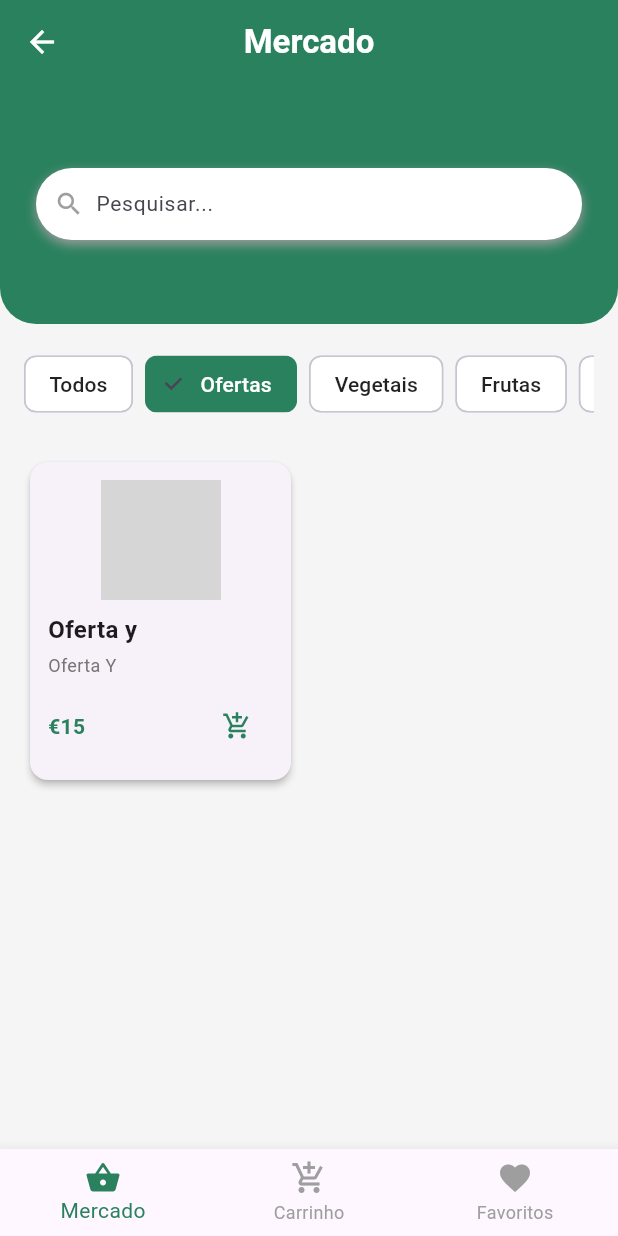
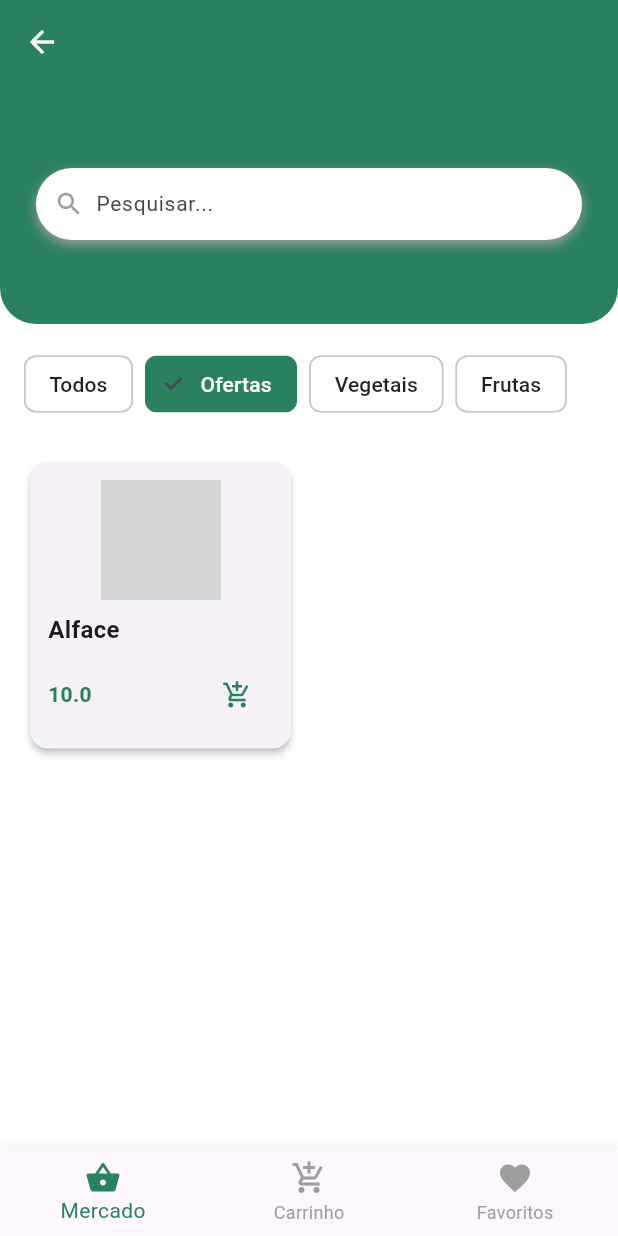
Before and after one commit to rmclagarto/HelloFarmaer_21, a Flutter app: the MarketScreen screen opened directly with empty values, after a tap on "Ofertas", on a phone screen of 412 x 824 dp. Run offline on Flutter 3.47's test engine with Material 3 defaults, Android fonts, the phone set to English and light mode, and no system bars; our stand-ins replace file_picker, firebase_auth, firebase_core, fl_chart, flutter_local_notifications, flutter_map and 7 more; accounts and stored records are empty; grey boxes are pictures that could not be loaded.

Commit message:
add cart provider

```diff
--- /dev/null
+++ b/lib/Model/cart.dart
@@ -0,0 +1,36 @@
+import 'package:projeto_cm/Model/produtos.dart';
+
+class CartItem{
+  final Produtos product;
+  int quantity;
+  final bool inStock;
+
+  double get unitPrice => _parsePrice(product.price);
+  double get totalPrice => unitPrice * quantity;
+
+
+  CartItem({
+    required this.product,
+    this.quantity = 1,
+    this.inStock = true
+  });
+
+  Map<String, dynamic> toMap() {
+    return {
+      'name': product.title,
+      'quantity': quantity,
+      'price': product.price,
+      'inStock': inStock,
+    };
+  }
+
+  // Método para converter preço string em double
+  double _parsePrice(String priceStr) {
+    // Remove símbolos e converte vírgula em ponto
+    final numericString = priceStr
+        .replaceAll('€', '')
+        .replaceAll(',', '.')
+        .replaceAll(RegExp(r'[^0-9.]'), '');
+    return double.tryParse(numericString) ?? 0.0;
+  }
+}
--- a/lib/Model/produtos.dart
+++ b/lib/Model/produtos.dart
@@ -53,6 +53,7 @@ class Produtos {
   String price; // <-- agora é mutável
   String date;
   String description;
+  String? categoria;
   Map<String, dynamic> stats;
 
   Produtos({
@@ -63,9 +64,19 @@ class Produtos {
     required this.date,
     required this.description,
     required this.stats,
+    this.categoria,
   });
 
 
+  Produtos.simple({
+    required this.title,
+    required this.price,
+    required this.image,
+    this.categoria,
+  }) : isAsset = true,
+    date = '',
+    description = '',
+    stats = {};
 
   static List<Produtos> sampleAds() => [
         Produtos(
--- a/lib/Screens/market_screens/main_market_screen.dart
+++ b/lib/Screens/market_screens/main_market_screen.dart
@@ -1,18 +1,21 @@
+import 'package:cloud_firestore/cloud_firestore.dart';
 import 'package:flutter/material.dart';
 import 'package:projeto_cm/Core/constants.dart';
+import 'package:projeto_cm/Core/image_assets.dart';
 import 'package:projeto_cm/Model/custom_user.dart';
+import 'package:projeto_cm/Model/produtos.dart';
+import 'package:projeto_cm/Providers/cart_provider.dart';
 import 'package:projeto_cm/Screens/market_screens/cart_screen.dart';
+import 'package:projeto_cm/Widgets/market_widgets/category_horizontal_list.dart';
+import 'package:projeto_cm/Widgets/market_widgets/category_selector.dart';
+import 'package:projeto_cm/Widgets/market_widgets/product_card.dart';
 import 'package:projeto_cm/Widgets/market_widgets/search_box.dart';
-import 'package:projeto_cm/Widgets/market_widgets/product_card.dart';
-import 'package:projeto_cm/Widgets/market_widgets/category_selector.dart';
-import 'package:projeto_cm/Widgets/market_widgets/category_horizontal_list.dart';
+import 'package:provider/provider.dart';
 
 class MarketScreen extends StatefulWidget {
   final CustomUser user;
-  const MarketScreen({
-    super.key,
-    required this.user
-  });
+
+  const MarketScreen({super.key, required this.user});
 
   @override
   State<MarketScreen> createState() => _MarketScreenState();
@@ -20,65 +23,46 @@ class MarketScreen extends StatefulWidget {
 
 class _MarketScreenState extends State<MarketScreen> {
   final TextEditingController _searchController = TextEditingController();
-  final bool _isSearching = false;
-  int _currentIndex = 0; // índice inicial
 
+  int _currentIndex = 0;
+  int _selectedCategory = 0;
 
-  final List<Map<String, String>> products = [
-    {
-      'name': 'Tomate',
-      'price': '€1.50/kg',
-      'image': 'assets/img/fruta.jpg',
-      'store': 'Agrícola Silva',
-      'category': 'Vegetais',
-    },
-    {
-      'name': 'Batata',
-      'price': '€0.90/kg',
-      'image': 'assets/img/fruta.jpg',
-      'store': 'Horta Fresca',
-      'category': 'Vegetais',
-    },
-    {
-      'name': 'Maçã',
-      'price': '€2.00/kg',
-      'image': 'assets/img/fruta.jpg',
-      'store': 'Frutas Sabor',
-      'category': 'Frutas',
-    },
-    {
-      'name': 'Serviço X',
-      'price': '€15',
-      'image': 'assets/img/servico.jpg',
-      'store': 'Serviços Y',
-      'category': 'Serviços',
-    },
-    {
-      'name': 'Oferta y',
-      'price': '€15',
-      'image': 'assets/img/servico.jpg',
-      'store': 'Oferta Y',
-      'category': 'Ofertas',
-    },
-  ];
+  // Substitua por streams do Firestore
+  late Stream<QuerySnapshot> _productsStream;
 
-  List<Map<String, String>> _filteredProducts = [];
-
-  int _selectedCategory = 0;
-  final List<String> categories = [
-    'Todos',
-    'Ofertas',
-    'Vegetais',
-    'Frutas',
-    'Serviços',
-    'Bancas',
+  final List<String> categories = ['Todos', 'Ofertas', 'Vegetais', 'Frutas'];
+  List<Produtos> products = [
+    Produtos.simple(
+      title: "Alface",
+      price: "10.0",
+      image: ImageAssets.fruta,
+      categoria: "Ofertas",
+    ),
+    Produtos.simple(
+      title: "Alface 1",
+      price: "10.0",
+      image: ImageAssets.fruta,
+      categoria: "Vegetais",
+    ),
+    Produtos.simple(
+      title: "Alface 2",
+      price: "10.0",
+      image: ImageAssets.fruta,
+      categoria: "Vegetais",
+    ),
+    Produtos.simple(
+      title: "Alface 3",
+      price: "10.0",
+      image: ImageAssets.fruta,
+      categoria: "Vegetais",
+    ),
   ];
 
   @override
   void initState() {
     super.initState();
+    _searchController.addListener(_onSearchChanged);
     _filteredProducts = List.from(products);
-    _searchController.addListener(_onSearchChanged);
   }
 
   @override
@@ -87,6 +71,8 @@ class _MarketScreenState extends State<MarketScreen> {
     _searchController.dispose();
     super.dispose();
   }
+
+  List<Produtos> _filteredProducts = [];
 
   void _onSearchChanged() {
     final query = _searchController.text.toLowerCase();
@@ -97,89 +83,66 @@ class _MarketScreenState extends State<MarketScreen> {
             _selectedCategory == 0
                 ? List.from(products)
                 : products
-                    .where(
-                      (p) => p['category'] == categories[_selectedCategory],
-                    )
+                    .where((p) => p.categoria == categories[_selectedCategory])
                     .toList();
       } else {
         _filteredProducts =
             products.where((p) {
-              final name = p['name']!.toLowerCase();
-              final store = p['store']!.toLowerCase();
-              final category = p['category']!.toLowerCase();
-              return name.contains(query) ||
-                  store.contains(query) ||
-                  category.contains(query);
+              final title = p.title.toLowerCase();
+              final category = p.categoria?.toLowerCase() ?? '';
+              return title.contains(query) || category.contains(query);
             }).toList();
       }
     });
   }
 
-
   @override
   Widget build(BuildContext context) {
-    List<Map<String, String>> filteredProducts = _filteredProducts;
-
     return Scaffold(
-      backgroundColor: Colors.grey[100],
+      backgroundColor: Colors.white,
       appBar: AppBar(
         backgroundColor: Constants.primaryColor,
         elevation: 0,
         centerTitle: true,
         iconTheme: const IconThemeData(color: Colors.white),
-        title:
-            _isSearching
-                ? TextField(
-                  controller: _searchController,
-                  autofocus: true,
-                  style: const TextStyle(color: Colors.white),
-                  decoration: const InputDecoration(
-                    hintText: 'Pesquisar...',
-                    hintStyle: TextStyle(color: Colors.white54),
-                    border: InputBorder.none,
       ),
-                  onSubmitted: (query) {
-                    print('Pesquisando por: $query');
-                  },
-                )
-                : const Text(
-                  'Mercado',
-                  style: TextStyle(
-                    color: Colors.white,
-                    fontWeight: FontWeight.bold,
-                  ),
-                ),
-      ),
-      body: SingleChildScrollView(
+      body: Consumer<CartProvider>(
+        builder: (context, cartProvider, child) {
+          return SingleChildScrollView(
             child: Column(
               crossAxisAlignment: CrossAxisAlignment.start,
               children: [
                 SearchBox(
                   controller: _searchController,
-              onSubmitted: (query) {
-                print('Pesquisa executada: $query');
+                  onSubmitted: (pesquisa) {
+                    // Usar as query para pesquisar na loja
+                    debugPrint('Pesquisa executada: $pesquisa');
                   },
                 ),
+
                 CategorySelector(
                   categories: categories,
                   selectedIndex: _selectedCategory,
                   onSelected: (index) {
                     setState(() {
                       _selectedCategory = index;
-                  _onSearchChanged(); // Atualiza filtragem ao mudar categoria
+                      _onSearchChanged();
                     });
                   },
                 ),
                 if (_selectedCategory == 0 && _searchController.text.isEmpty)
                   ...categories.skip(1).map((category) {
                     final catProducts =
-                    products.where((p) => p['category'] == category).toList();
+                        products.where((p) => p.categoria == category).toList();
+
                     if (catProducts.isEmpty) return const SizedBox.shrink();
                     return CategoryHorizontalList(
                       categoryName: category,
                       products: catProducts,
                       onShowAll: () {
-                    print('Mostrar todos os produtos da categoria: $category');
+                        print(
+                          'Mostrar todos os produtos da categoria: $category',
+                        );
                       },
                     );
                   }).toList()
@@ -187,7 +150,7 @@ class _MarketScreenState extends State<MarketScreen> {
                   Padding(
                     padding: const EdgeInsets.all(16),
                     child:
-                    filteredProducts.isEmpty
+                        _filteredProducts.isEmpty
                             ? const Center(
                               child: Text(
                                 'Nenhum produto encontrado.',
@@ -198,11 +161,13 @@ class _MarketScreenState extends State<MarketScreen> {
                               spacing: 16,
                               runSpacing: 16,
                               children:
-                              filteredProducts
+                                  _filteredProducts
                                       .map(
                                         (product) => SizedBox(
                                           width:
-                                          (MediaQuery.of(context).size.width /
+                                              (MediaQuery.of(
+                                                    context,
+                                                  ).size.width /
                                                   2) -
                                               24,
                                           child: ProductCard(product: product),
@@ -213,6 +178,8 @@ class _MarketScreenState extends State<MarketScreen> {
                   ),
               ],
             ),
+          );
+        },
       ),
       bottomNavigationBar: _buildBottomNavigationBar(),
     );
@@ -230,30 +197,23 @@ class _MarketScreenState extends State<MarketScreen> {
           icon: Icon(Icons.add_shopping_cart),
           label: 'Carrinho',
         ),
-        BottomNavigationBarItem(
-          icon: Icon(Icons.favorite),
-          label: 'Favoritos',
-        ),
+        BottomNavigationBarItem(icon: Icon(Icons.favorite), label: 'Favoritos'),
       ],
-      currentIndex: 0, // Mercado selecionado
+      currentIndex: 0,
       selectedItemColor: Constants.primaryColor,
       unselectedItemColor: Colors.grey,
       onTap: (index) {
         setState(() {
           _currentIndex = index;
 
-          switch(_currentIndex){
+          switch (_currentIndex) {
             case 1:
               Navigator.push(
                 context,
-                MaterialPageRoute(builder: (context) =>  CartScreen())
+                MaterialPageRoute(builder: (context) => CartScreen()),
               );
+              break;
           }
-          /*
-            index = 1 -> carrinho
-            index = 2 -> favoritos
-            index = 0 -> mercado(main store)
-           */
         });
       },
     );
--- a/lib/Screens/setting_screen.dart
+++ b/lib/Screens/setting_screen.dart
@@ -22,7 +22,7 @@ class SettingsScreen extends StatefulWidget {
 
 class _SettingsScreenState extends State<SettingsScreen> {
   bool _notificationsEnabled = true;
-  bool _timeManagementEnabled = false;
+  // bool _timeManagementEnabled = false;
   String _selectedLanguage = 'pt';
 
   DateTime? _entradaApp;
--- a/lib/Widgets/market_widgets/cart/cart_total_widget.dart
+++ b/lib/Widgets/market_widgets/cart/cart_total_widget.dart
@@ -1,10 +1,14 @@
 import 'package:flutter/material.dart';
 import 'package:projeto_cm/Core/constants.dart';
+import 'package:projeto_cm/Model/cart.dart';
+
+
 import 'package:projeto_cm/Screens/market_screens/checkout_screen.dart';
 
 class CartTotalWidget extends StatelessWidget {
+
+  final List<CartItem> cartItems;
   final double subtotal;
-  final List<Map<String, dynamic>> cartItems;
 
   const CartTotalWidget({
     super.key,
--- a/lib/Widgets/market_widgets/category_horizontal_list.dart
+++ b/lib/Widgets/market_widgets/category_horizontal_list.dart
@@ -1,10 +1,11 @@
 // category_horizontal_list.dart
 import 'package:flutter/material.dart';
+import 'package:projeto_cm/Model/produtos.dart';
 import 'package:projeto_cm/Widgets/market_widgets/product_card.dart';
 
 class CategoryHorizontalList extends StatelessWidget {
   final String categoryName;
-  final List<Map<String, String>> products;
+  final List<Produtos> products;
   final VoidCallback onShowAll;
 
   const CategoryHorizontalList({
--- a/lib/Widgets/market_widgets/product_card.dart
+++ b/lib/Widgets/market_widgets/product_card.dart
@@ -1,9 +1,12 @@
 import 'package:flutter/material.dart';
 import 'package:projeto_cm/Core/constants.dart';
 import 'package:projeto_cm/Core/image_assets.dart';
+import 'package:projeto_cm/Model/produtos.dart';
+import 'package:projeto_cm/Providers/cart_provider.dart';
+import 'package:provider/provider.dart';
 
 class ProductCard extends StatelessWidget {
-  final Map<String, String> product;
+  final Produtos product;
 
   const ProductCard({super.key, required this.product});
 
@@ -11,9 +14,7 @@ class ProductCard extends StatelessWidget {
   Widget build(BuildContext context) {
     return Card(
       elevation: 2,
-      shape: RoundedRectangleBorder(
-        borderRadius: BorderRadius.circular(12),
-      ),
+      shape: RoundedRectangleBorder(borderRadius: BorderRadius.circular(12)),
       child: InkWell(
         borderRadius: BorderRadius.circular(12),
         onTap: () {
@@ -36,7 +37,7 @@ class ProductCard extends StatelessWidget {
               ),
               const SizedBox(height: 8),
               Text(
-                product['name'] ?? '',
+                product.title,
                 style: const TextStyle(
                   fontWeight: FontWeight.bold,
                   fontSize: 16,
@@ -44,23 +45,14 @@ class ProductCard extends StatelessWidget {
                 maxLines: 1,
                 overflow: TextOverflow.ellipsis,
               ),
-              const SizedBox(height: 4),
-              Text(
-                product['store'] ?? '',
-                style: TextStyle(
-                  color: Colors.grey[600],
-                  fontSize: 12,
-                ),
-                maxLines: 1,
-                overflow: TextOverflow.ellipsis,
-              ),
+
               const SizedBox(height: 8), // Espaço manual no lugar do Spacer
               Row(
                 mainAxisAlignment: MainAxisAlignment.spaceBetween,
                 children: [
                   Flexible(
                     child: Text(
-                      product['price'] ?? '',
+                      product.price,
                       style: const TextStyle(
                         fontWeight: FontWeight.bold,
                         color: Constants.primaryColor,
@@ -71,19 +63,26 @@ class ProductCard extends StatelessWidget {
                     ),
                   ),
                   IconButton(
-                    icon: const Icon(
-                      Icons.add_shopping_cart,
-                      size: 20,
-                    ),
+                    icon: const Icon(Icons.add_shopping_cart, size: 20),
                     color: Constants.primaryColor,
                     padding: EdgeInsets.zero,
                     constraints: const BoxConstraints(),
                     onPressed: () {
-                      // Adicionar ao carrinho
+                      final cartProvider = Provider.of<CartProvider>(context, listen: false);
+
+                      cartProvider.addProduct(
+                        product
+                      );
+
+                      ScaffoldMessenger.of(context).showSnackBar(
+                        const SnackBar(
+                          content: Text('Produto adicionado ao carrinho!'),
+                        ),
+                      );
                     },
                   ),
                 ],
-              )
+              ),
             ],
           ),
         ),
--- a/lib/Widgets/market_widgets/produtcts_grid.dart
+++ b/lib/Widgets/market_widgets/produtcts_grid.dart
@@ -1,8 +1,10 @@
+import 'package:projeto_cm/Model/produtos.dart';
+
 import 'product_card.dart';
 import 'package:flutter/material.dart';
 
 class ProductsGrid extends StatelessWidget {
-  final List<Map<String, String>> products;
+  final List<Produtos> products;
 
   const ProductsGrid({super.key, required this.products});
 
```
Also changed, not shown: lib/Providers/cart_provider.dart (+47 -8 lines), lib/Screens/market_screens/cart_screen.dart (+33 -53 lines), lib/Screens/market_screens/checkout_screen.dart (+10 -11 lines), lib/Widgets/market_widgets/cart/cart_item_widget.dart (+16 -8 lines), lib/main.dart (+8 -1 lines). Lines whose indentation alone changed are shown as unchanged.
